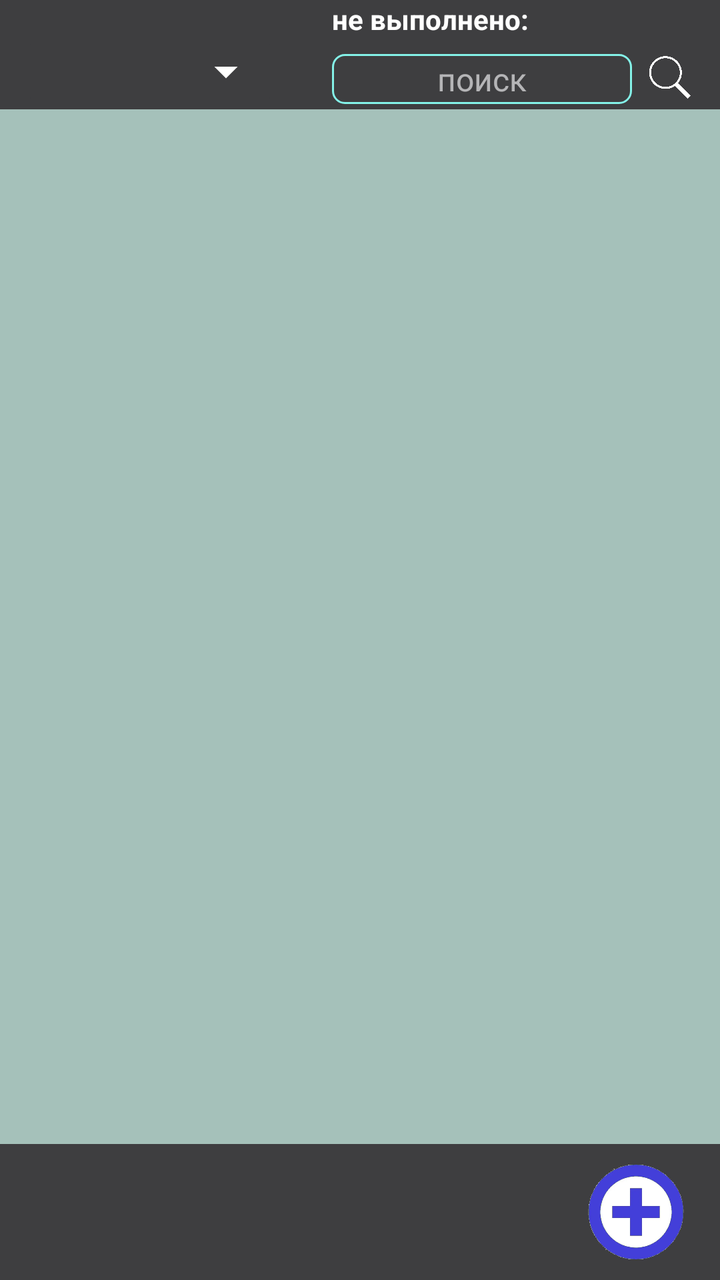
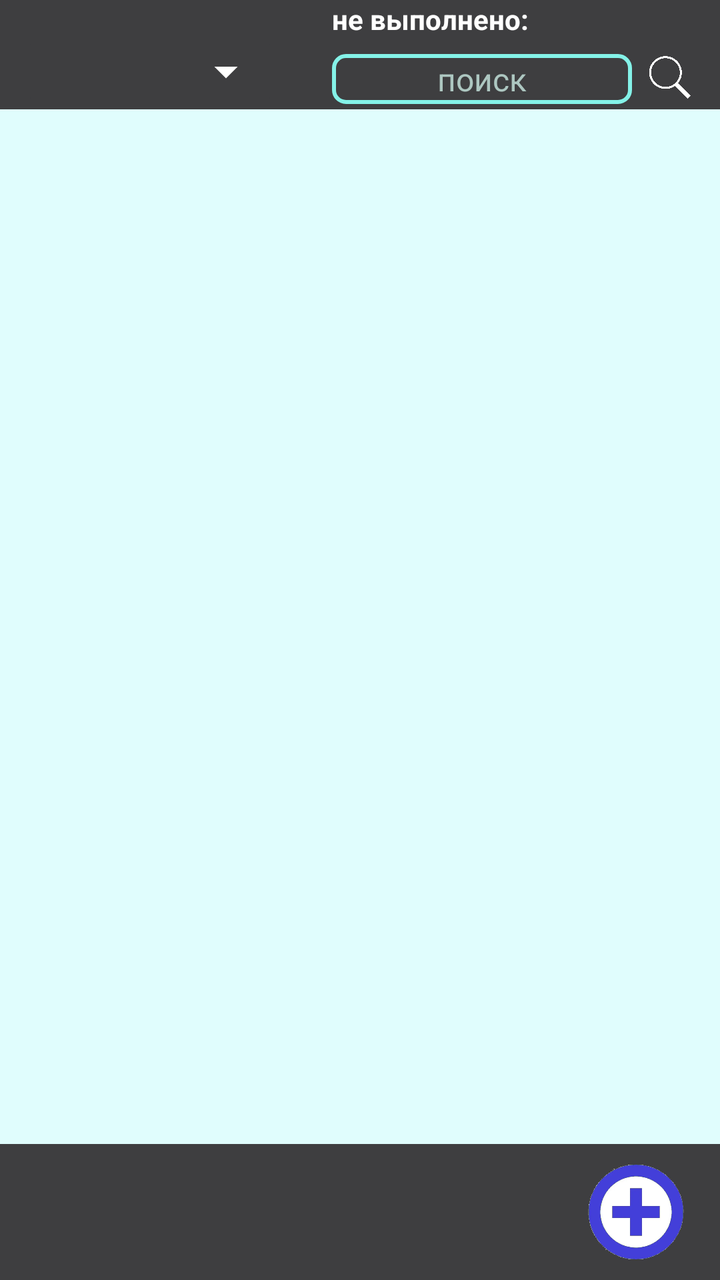

Before-and-after screenshots of an Android layout around one commit, followed by the original layout XML and the change that was made.
<!-- AndroidManifest.xml: application theme Theme.WorkOrders -->
<!-- res/layout/activity_main.xml -->
<?xml version="1.0" encoding="utf-8"?>
<androidx.constraintlayout.widget.ConstraintLayout xmlns:android="http://schemas.android.com/apk/res/android"
    xmlns:app="http://schemas.android.com/apk/res-auto"
    xmlns:tools="http://schemas.android.com/tools"
    android:id="@+id/main"
    android:layout_width="match_parent"
    android:layout_height="match_parent"
    android:background="@color/bg"
    tools:context=".MainActivity">

    <androidx.constraintlayout.widget.ConstraintLayout
        android:id="@+id/topbar"
        android:layout_width="match_parent"
        android:layout_height="wrap_content"
        android:background="@color/bg_topbar"
        app:layout_constraintEnd_toEndOf="parent"
        app:layout_constraintHorizontal_bias="0.0"
        app:layout_constraintStart_toStartOf="parent"
        app:layout_constraintTop_toTopOf="parent">

        <LinearLayout
            android:id="@+id/linearLayout3"
            android:layout_width="150dp"
            android:layout_height="wrap_content"
            android:orientation="vertical"
            android:paddingHorizontal="10dp"
            app:layout_constraintBottom_toBottomOf="parent"
            app:layout_constraintStart_toStartOf="parent"
            app:layout_constraintTop_toTopOf="parent"
            app:layout_constraintVertical_bias="0.81">

            <Spinner
                android:id="@+id/spinner_view_content"
                android:layout_width="match_parent"
                android:layout_height="wrap_content"
                android:layout_marginHorizontal="5dp"
                android:background="@drawable/spinner_border"
                android:paddingEnd="36dp" />
        </LinearLayout>

        <TextView
            android:id="@+id/tv_notcomplete_count"
            android:layout_width="wrap_content"
            android:layout_height="wrap_content"
            android:layout_marginStart="16dp"
            android:layout_marginBottom="8dp"
            android:text="не выполнено:"
            android:textColor="@color/not_completed"
            android:textSize="14sp"
            android:textStyle="bold"
            app:layout_constraintBottom_toTopOf="@+id/et_search"
            app:layout_constraintStart_toEndOf="@+id/linearLayout3"
            app:layout_constraintTop_toTopOf="parent" />

        <EditText
            android:id="@+id/et_search"
            style="@style/ThemeEditTextSearchTask"
            android:layout_width="150dp"
            android:layout_height="wrap_content"
            android:layout_marginStart="16dp"
            android:layout_marginTop="16dp"
            android:background="@drawable/edittextsearchdraw"
            android:ems="10"
            android:hint="поиск"
            android:inputType="text"
            app:layout_constraintBottom_toBottomOf="parent"
            app:layout_constraintStart_toEndOf="@+id/linearLayout3"
            app:layout_constraintTop_toTopOf="parent"
            app:layout_constraintVertical_bias="0.81" />

        <ImageButton
            android:id="@+id/btnSearch"
            android:layout_width="24dp"
            android:layout_height="24dp"
            android:layout_marginStart="17dp"
            android:layout_marginEnd="24dp"
            android:background="?attr/selectableItemBackgroundBorderless"
            android:contentDescription="отправить"
            android:padding="0dp"
            android:scaleType="fitCenter"
            app:layout_constraintBottom_toBottomOf="parent"
            app:layout_constraintEnd_toEndOf="parent"
            app:layout_constraintStart_toEndOf="@+id/et_search"
            app:layout_constraintTop_toTopOf="parent"
            app:layout_constraintVertical_bias="0.87"
            app:srcCompat="@drawable/search" />

    </androidx.constraintlayout.widget.ConstraintLayout>

    <FrameLayout
        android:id="@+id/frameLayout"
        android:layout_width="match_parent"
        android:layout_height="0dp"
        app:layout_constraintBottom_toTopOf="@+id/constraintLayout"
        app:layout_constraintEnd_toEndOf="parent"
        app:layout_constraintStart_toStartOf="parent"
        app:layout_constraintTop_toBottomOf="@+id/topbar">

        <androidx.recyclerview.widget.RecyclerView
            android:id="@+id/listnotes"
            android:layout_width="match_parent"
            android:layout_height="match_parent" />

    </FrameLayout>

    <androidx.constraintlayout.widget.ConstraintLayout
        android:id="@+id/constraintLayout"
        android:layout_width="match_parent"
        android:layout_height="wrap_content"
        android:background="@color/bg_topbar"
        android:padding="10dp"
        app:layout_constraintBottom_toBottomOf="parent"
        app:layout_constraintEnd_toEndOf="parent"
        app:layout_constraintStart_toStartOf="parent">

        <ImageButton
            android:id="@+id/btnadd"
            android:layout_width="48dp"
            android:layout_height="48dp"
            android:layout_marginEnd="8dp"
            android:background="?attr/selectableItemBackgroundBorderless"
            android:contentDescription="отправить"
            android:padding="0dp"
            android:scaleType="fitCenter"
            android:visibility="visible"
            app:layout_constraintBottom_toBottomOf="parent"
            app:layout_constraintEnd_toEndOf="parent"
            app:layout_constraintTop_toTopOf="parent"
            app:srcCompat="@drawable/btnadda" />

        <ImageButton
            android:id="@+id/btn_bottom_edit"
            android:layout_width="48dp"
            android:layout_height="48dp"
            android:layout_marginEnd="8dp"
            android:background="?attr/selectableItemBackgroundBorderless"
            android:clickable="false"
            android:contentDescription="отправить"
            android:padding="0dp"
            android:scaleType="fitCenter"
            android:visibility="gone"
            app:layout_constraintBottom_toBottomOf="parent"
            app:layout_constraintEnd_toEndOf="parent"
            app:layout_constraintTop_toTopOf="parent"
            app:srcCompat="@drawable/updateicon"
            tools:visibility="gone" />

        <ImageButton
            android:id="@+id/btn_bottom_delete"
            android:layout_width="48dp"
            android:layout_height="48dp"
            android:layout_marginEnd="20dp"
            android:background="?attr/selectableItemBackgroundBorderless"
            android:clickable="false"
            android:contentDescription="отправить"
            android:padding="0dp"
            android:scaleType="fitCenter"
            android:visibility="gone"
            app:layout_constraintBottom_toBottomOf="parent"
            app:layout_constraintEnd_toStartOf="@+id/btn_bottom_edit"
            app:layout_constraintTop_toTopOf="parent"
            app:srcCompat="@drawable/deleteicon" />

        <ImageButton
            android:id="@+id/btn_bottom_phone"
            android:layout_width="48dp"
            android:layout_height="48dp"
            android:layout_marginEnd="20dp"
            android:background="?attr/selectableItemBackgroundBorderless"
            android:clickable="false"
            android:contentDescription="отправить"
            android:padding="0dp"
            android:scaleType="fitCenter"
            android:visibility="gone"
            app:layout_constraintBottom_toBottomOf="parent"
            app:layout_constraintEnd_toStartOf="@+id/btn_bottom_delete"
            app:layout_constraintTop_toTopOf="parent"
            app:srcCompat="@drawable/callicon" />

        <ImageButton
            android:id="@+id/btn_bottom_send"
            android:layout_width="48dp"
            android:layout_height="48dp"
            android:layout_marginEnd="20dp"
            android:background="?attr/selectableItemBackgroundBorderless"
            android:clickable="false"
            android:contentDescription="отправить"
            android:padding="0dp"
            android:scaleType="fitCenter"
            android:visibility="gone"
            app:layout_constraintBottom_toBottomOf="parent"
            app:layout_constraintEnd_toStartOf="@+id/btn_bottom_phone"
            app:layout_constraintTop_toTopOf="parent"
            app:srcCompat="@drawable/shareicon" />

    </androidx.constraintlayout.widget.ConstraintLayout>

</androidx.constraintlayout.widget.ConstraintLayout>
<!-- resources referenced by this layout -->
<resources>
  <color name="bg">#A5C1BA</color>
  <color name="bg_topbar">#3E3E40</color>
  <color name="not_completed">#ffffffff</color>
  <!-- drawable btnadda: webp bitmap (drawable, 9528 bytes) -->
  <!-- drawable callicon: webp bitmap (drawable, 3264 bytes) -->
  <!-- drawable deleteicon: webp bitmap (drawable, 1764 bytes) -->
  <!-- drawable edittextsearchdraw (drawable) -->
  <?xml version="1.0" encoding="utf-8"?>
  <shape xmlns:android="http://schemas.android.com/apk/res/android"
      android:shape="rectangle">
      <solid android:color="#00000000"/>
      <stroke
          android:color="#84F2E8"
          android:width="3px"/>
      <corners
          android:radius="6dp"/>
      <padding
          android:bottom="5dp"
          android:top="5dp"
          android:left="5dp"
          android:right="5dp"/>
  </shape>
  <!-- drawable search: webp bitmap (drawable, 2448 bytes) -->
  <!-- drawable shareicon: webp bitmap (drawable, 2896 bytes) -->
  <!-- drawable spinner_border (drawable) -->
  <?xml version="1.0" encoding="utf-8"?>
  <layer-list xmlns:android="http://schemas.android.com/apk/res/android">
  
      
      <item>
          <shape android:shape="rectangle">
              <solid android:color="@color/bg_topbar" />
              <corners android:radius="1dp" />
          </shape>
      </item>
  
      
      <item
          android:width="28dp"
          android:height="28dp"
          android:gravity="end|center_vertical"
          android:right="8dp"
          android:drawable="@drawable/outline_arrow_drop_down_24" /> 
  
  </layer-list>
  <!-- drawable updateicon: webp bitmap (drawable, 3912 bytes) -->
  <style name="ThemeEditTextSearchTask" parent="Widget.AppCompat.EditText">
          <item name="android:textColor">@color/white</item>
          <item name="android:textSize">16sp</item>
          <item name="android:paddingVertical">5px</item>
          <item name="android:paddingHorizontal">5px</item>
          <item name="android:textColorHint">#BAE2E2E4</item>
          <item name="android:gravity">center</item>
          <item name="android:textCursorDrawable">@drawable/cursor_draw_white</item>
      </style>
  <style name="Theme.WorkOrders" parent="Base.Theme.WorkOrders" />
  <!-- drawable outline_arrow_drop_down_24 (drawable) -->
  <vector xmlns:android="http://schemas.android.com/apk/res/android" android:height="24dp" android:tint="@color/white" android:viewportHeight="960" android:viewportWidth="960" android:width="24dp">
        
      <path android:fillColor="@android:color/white" android:pathData="M480,600L280,400L680,400L480,600Z"/>
      
  </vector>
  <color name="white">#FFFFFFFF</color>
  <!-- drawable cursor_draw_white (drawable) -->
  <?xml version="1.0" encoding="utf-8"?>
  <shape xmlns:android="http://schemas.android.com/apk/res/android"
      android:shape="rectangle">
      
      <solid android:color="@color/white" />
      
      <size android:width="2dp" />
  </shape>
  <style name="Base.Theme.WorkOrders" parent="Theme.Material3.DayNight.NoActionBar">
          
          
      </style>
</resources>

<!-- the commit's change to res/layout/activity_main.xml (unified diff, before → after) -->
@@ -5,7 +5,7 @@
     android:id="@+id/main"
     android:layout_width="match_parent"
     android:layout_height="match_parent"
-    android:background="@color/bg"
+    android:background="@color/main_background"
     tools:context=".MainActivity">
 
     <androidx.constraintlayout.widget.ConstraintLayout
@@ -45,7 +45,7 @@
             android:layout_marginStart="16dp"
             android:layout_marginBottom="8dp"
             android:text="не выполнено:"
-            android:textColor="@color/not_completed"
+            android:textColor="@color/bars_text_color"
             android:textSize="14sp"
             android:textStyle="bold"
             app:layout_constraintBottom_toTopOf="@+id/et_search"
<!-- resource entries referenced after the edit -->
@@ -1,8 +1,8 @@
 <!-- resources referenced by this layout -->
 <resources>
-  <color name="bg">#A5C1BA</color>
+  <color name="bars_text_color">#ffffffff</color>
   <color name="bg_topbar">#3E3E40</color>
-  <color name="not_completed">#ffffffff</color>
+  <color name="main_background">#E0FDFD</color>
   <!-- drawable btnadda: webp bitmap (drawable, 9528 bytes) -->
   <!-- drawable callicon: webp bitmap (drawable, 3264 bytes) -->
   <!-- drawable deleteicon: webp bitmap (drawable, 1764 bytes) -->
@@ -12,8 +12,8 @@
       android:shape="rectangle">
       <solid android:color="#00000000"/>
       <stroke
-          android:color="#84F2E8"
-          android:width="3px"/>
+          android:color="@color/border_on_barsbg"
+          android:width="2dp"/>
       <corners
           android:radius="6dp"/>
       <padding
@@ -51,11 +51,12 @@
           <item name="android:textSize">16sp</item>
           <item name="android:paddingVertical">5px</item>
           <item name="android:paddingHorizontal">5px</item>
-          <item name="android:textColorHint">#BAE2E2E4</item>
+          <item name="android:textColorHint">@color/hintcolor_on_barsbg</item>
           <item name="android:gravity">center</item>
           <item name="android:textCursorDrawable">@drawable/cursor_draw_white</item>
       </style>
   <style name="Theme.WorkOrders" parent="Base.Theme.WorkOrders" />
+  <color name="border_on_barsbg">#84F2E8</color>
   <!-- drawable outline_arrow_drop_down_24 (drawable) -->
   <vector xmlns:android="http://schemas.android.com/apk/res/android" android:height="24dp" android:tint="@color/white" android:viewportHeight="960" android:viewportWidth="960" android:width="24dp">
         
@@ -63,6 +64,7 @@
       
   </vector>
   <color name="white">#FFFFFFFF</color>
+  <color name="hintcolor_on_barsbg">#ADC7C1</color>
   <!-- drawable cursor_draw_white (drawable) -->
   <?xml version="1.0" encoding="utf-8"?>
   <shape xmlns:android="http://schemas.android.com/apk/res/android"
